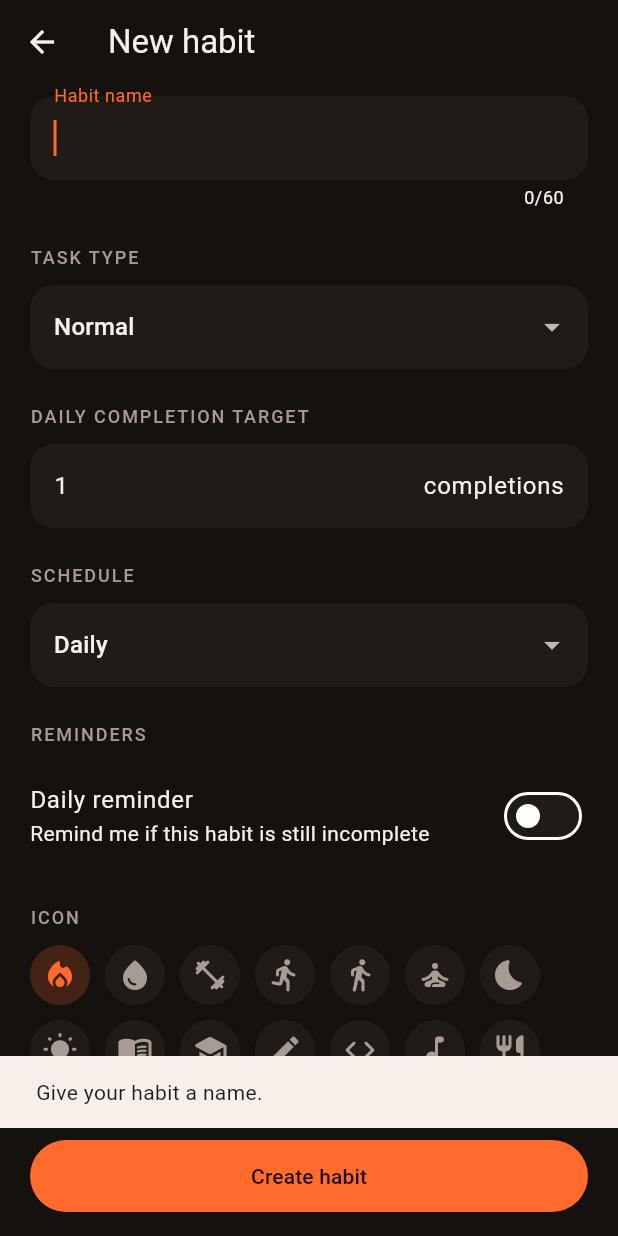
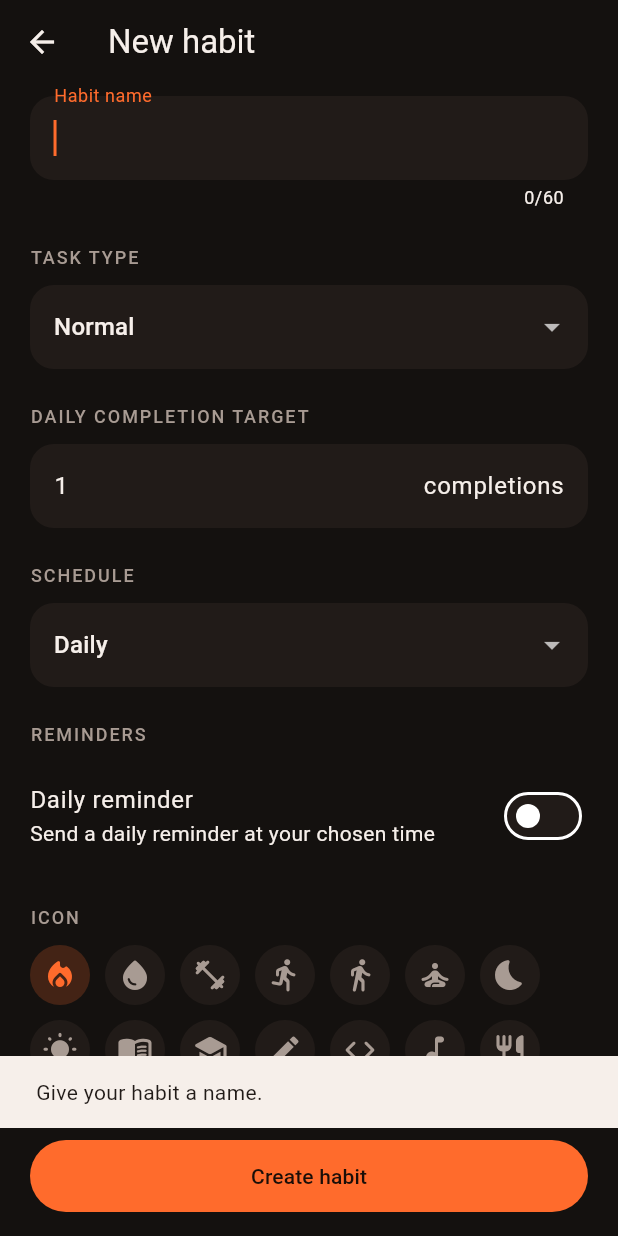
Before and after one commit to ayushgohil/Habit-Tracker-APP, a Flutter app: the AddHabitScreen screen opened directly, after a tap on "Create habit", on a phone screen of 412 x 824 dp. Run offline on Flutter 3.47's test engine with Material 3 defaults, Android fonts, the phone set to English and light mode, and no system bars; our stand-ins replace drift, flutter_local_notifications, flutter_riverpod, flutter_timezone, material_ui, timezone; accounts and stored records are empty; generated files the repository leaves out were written again.

Commit message:
Schedule reminders when habits are saved

```diff
--- a/lib/ui/add_habit/add_habit_screen.dart
+++ b/lib/ui/add_habit/add_habit_screen.dart
@@ -5,6 +5,7 @@ import '../../core/habit_icons.dart';
 import '../../core/streak.dart';
 import '../../data/database.dart';
 import '../../data/providers.dart';
+import '../../notifications/habit_notification_service.dart';
 import '../../theme/ember_theme.dart';
 
 class AddHabitScreen extends ConsumerStatefulWidget {
@@ -92,6 +93,14 @@ class _AddHabitScreenState extends ConsumerState<AddHabitScreen> {
       );
       return;
     }
+    if (_reminderEnabled) {
+      final granted = await HabitNotificationService.instance.requestPermission();
+      if (!granted && mounted) {
+        ScaffoldMessenger.of(context).showSnackBar(
+          const SnackBar(content: Text('Allow notifications in Android settings to receive habit reminders.')),
+        );
+      }
+    }
     setState(() => _saving = true);
     final schedule = Schedule(
       type: _schedule,
@@ -102,9 +111,10 @@ class _AddHabitScreenState extends ConsumerState<AddHabitScreen> {
       anchorDate: widget.habit?.createdAt ?? DateTime.now(),
     );
     final actions = ref.read(habitActionsProvider);
+    late final int savedHabitId;
     if (widget.habit == null) {
       final existing = ref.read(habitsProvider).valueOrNull?.length ?? 0;
-      await actions.add(
+      savedHabitId = await actions.add(
         name: name,
         iconKey: _icon,
         colorValue: _color.toARGB32(),
@@ -122,6 +132,7 @@ class _AddHabitScreenState extends ConsumerState<AddHabitScreen> {
         partialNudgeMinute: _partialNudgeTime.minute,
       );
     } else {
+      savedHabitId = widget.habit!.id;
       await actions.edit(
         id: widget.habit!.id,
         name: name,
@@ -140,6 +151,11 @@ class _AddHabitScreenState extends ConsumerState<AddHabitScreen> {
         partialNudgeMinute: _partialNudgeTime.minute,
       );
     }
+    final db = ref.read(databaseProvider);
+    final savedHabit = await (db.select(db.habits)
+          ..where((row) => row.id.equals(savedHabitId)))
+        .getSingle();
+    await HabitNotificationService.instance.syncHabit(savedHabit);
     if (mounted) Navigator.of(context).pop();
   }
 
@@ -256,7 +272,7 @@ class _AddHabitScreenState extends ConsumerState<AddHabitScreen> {
             ),
           const _Label('Reminders'),
           SwitchListTile(contentPadding: EdgeInsets.zero, title: const Text('Daily reminder'),
-            subtitle: const Text('Remind me if this habit is still incomplete'),
+            subtitle: const Text('Send a daily reminder at your chosen time'),
             value: _reminderEnabled, onChanged: (value) => setState(() => _reminderEnabled = value)),
           if (_reminderEnabled)
             ListTile(contentPadding: EdgeInsets.zero, title: const Text('Reminder time'),
@@ -264,7 +280,7 @@ class _AddHabitScreenState extends ConsumerState<AddHabitScreen> {
               onTap: () => _pickReminderTime(nudge: false)),
           if (_reminderEnabled) ...[
             SwitchListTile(contentPadding: EdgeInsets.zero, title: const Text('Partial-progress nudge'),
-              subtitle: const Text('A later nudge if you have started but not finished'),
+              subtitle: const Text('Send a second reminder later in the day'),
               value: _partialNudgeEnabled, onChanged: (value) => setState(() => _partialNudgeEnabled = value)),
             if (_partialNudgeEnabled)
               ListTile(contentPadding: EdgeInsets.zero, title: const Text('Nudge time'),
```
